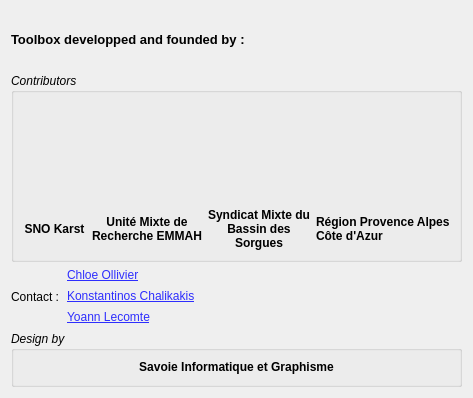
Old version of the form A_propos.ui in the repository Paprika-plugins/PaPRIKa.
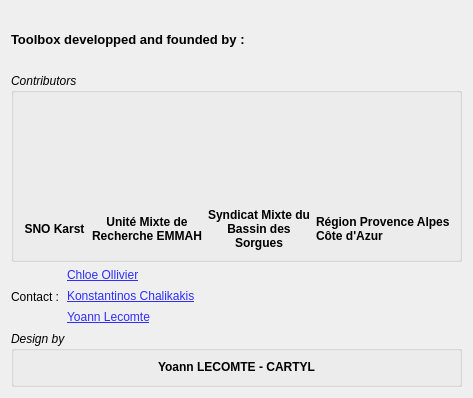
New version of the form. Icons and pictures are not drawn.

Commit message: Small fix and refactor A propos Dialog (no image for now)

What changed in the file:
```diff
--- a/A_propos.ui
+++ b/A_propos.ui
@@ -316,7 +316,7 @@
                </font>
               </property>
               <property name="text">
-               <string>&lt;a href=&quot;mailto:g.sindt@sig.eu.com?subject=Contact from Plugin Paprika&quot; style=&quot;color:#000000;text-decoration:none&quot;&gt;Savoie Informatique et Graphisme&lt;/a&gt;</string>
+               <string>&lt;html&gt;&lt;head/&gt;&lt;body&gt;&lt;p&gt;&lt;a href=&quot;mailto:g.sindt@sig.eu.com?subject=Contact from Plugin Paprika&quot;&gt;&lt;span style=&quot; color:#000000;&quot;&gt;Yoann LECOMTE - CARTYL&lt;/span&gt;&lt;/a&gt;&lt;/p&gt;&lt;/body&gt;&lt;/html&gt;</string>
               </property>
               <property name="alignment">
                <set>Qt::AlignCenter</set>
```
Left out of the diff: 22 changed lines with no effect on the pictures. The commit also changes 6 other files.
